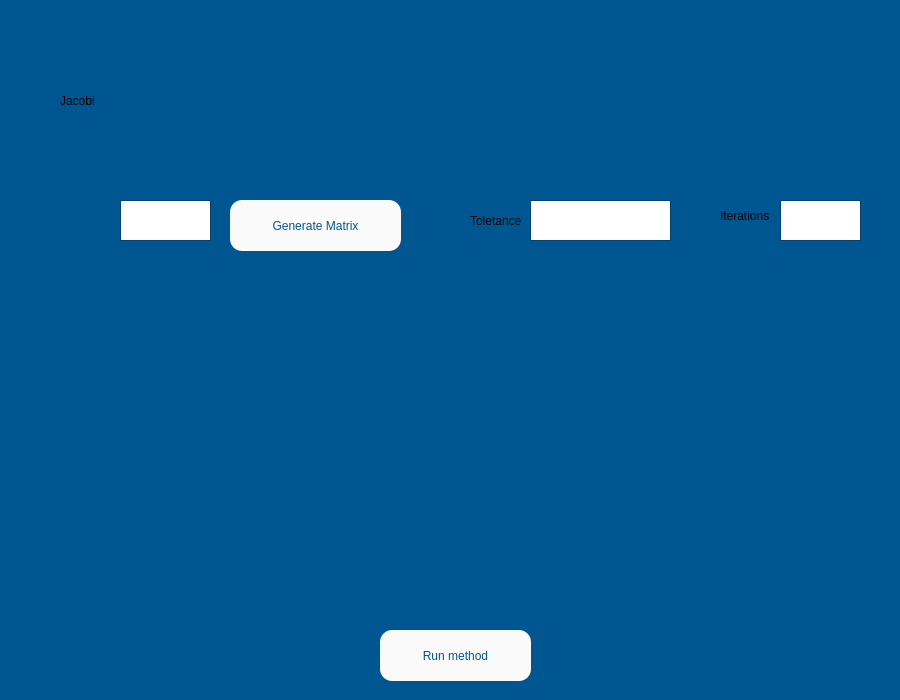
This is Designer/jacobi_window.ui in ManuelG28/Numerikiando as Qt 5 draws it before an edit. The edited form follows.
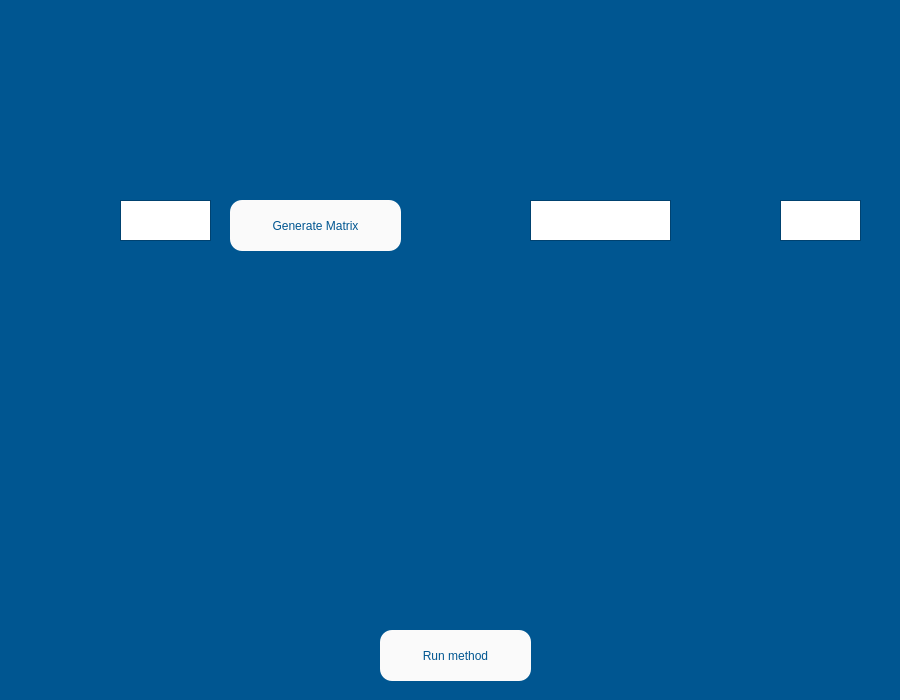
This is the edited form. Icons and pictures are not drawn.

Commit message: Valeria Images

Patch:
```diff
--- a/Designer/jacobi_window.ui
+++ b/Designer/jacobi_window.ui
@@ -102,13 +102,13 @@
     <string notr="true"/>
    </property>
    <property name="text">
-    <string>Jacobi</string>
+    <string/>
    </property>
   </widget>
   <widget class="QLabel" name="label_5">
    <property name="geometry">
     <rect>
-     <x>30</x>
+     <x>50</x>
      <y>200</y>
      <width>81</width>
      <height>41</height>
@@ -195,13 +195,16 @@
    <property name="geometry">
     <rect>
      <x>470</x>
-     <y>210</y>
-     <width>61</width>
-     <height>21</height>
+     <y>200</y>
+     <width>71</width>
+     <height>41</height>
     </rect>
    </property>
+   <property name="styleSheet">
+    <string notr="true">image: url(:/images/t.png);</string>
+   </property>
    <property name="text">
-    <string>Toletance</string>
+    <string/>
    </property>
   </widget>
   <widget class="QTextEdit" name="iter_input">
@@ -222,14 +225,17 @@
   <widget class="QLabel" name="label_3">
    <property name="geometry">
     <rect>
-     <x>720</x>
+     <x>710</x>
      <y>200</y>
-     <width>51</width>
-     <height>31</height>
+     <width>71</width>
+     <height>41</height>
     </rect>
    </property>
+   <property name="styleSheet">
+    <string notr="true">image: url(:/images/nmax.png);</string>
+   </property>
    <property name="text">
-    <string>Iterations</string>
+    <string/>
    </property>
   </widget>
  </widget>
```
Left out of the diff: 2 changed lines with no effect on the pictures. The commit also changes 11 other files.
